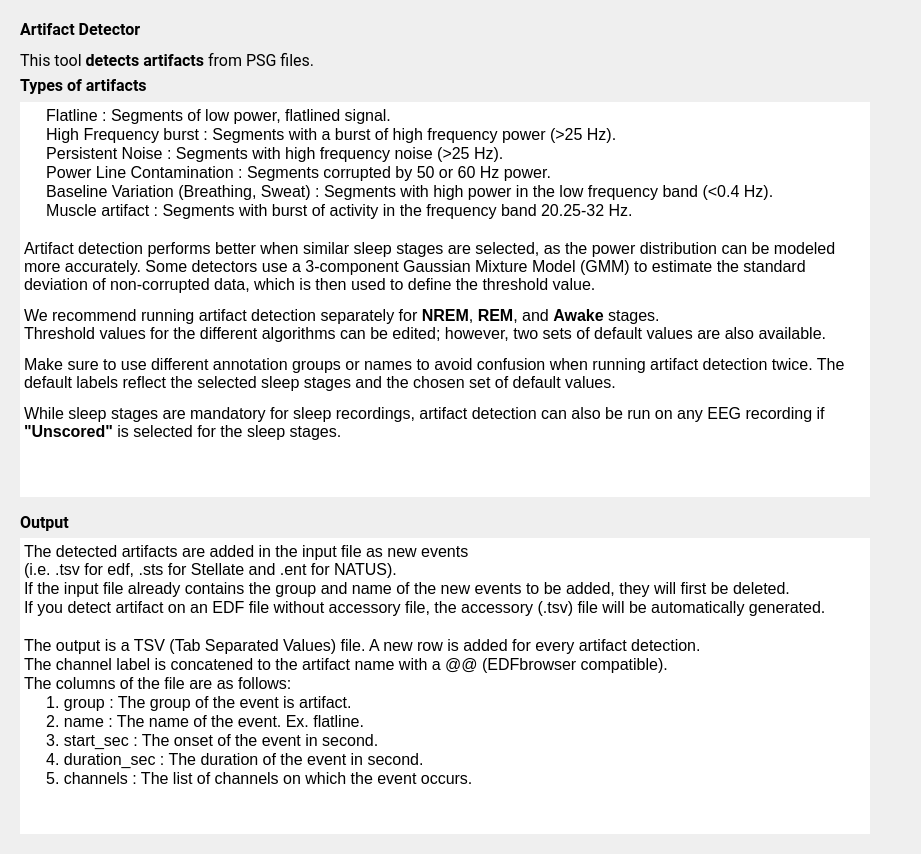
Old version of the form tools/CEAMSTools/DetectArtifacts/ArtIntroStepPL/Ui_ArtIntroStepPL.ui in the repository SnoozToolbox/snooz-package-ceams.
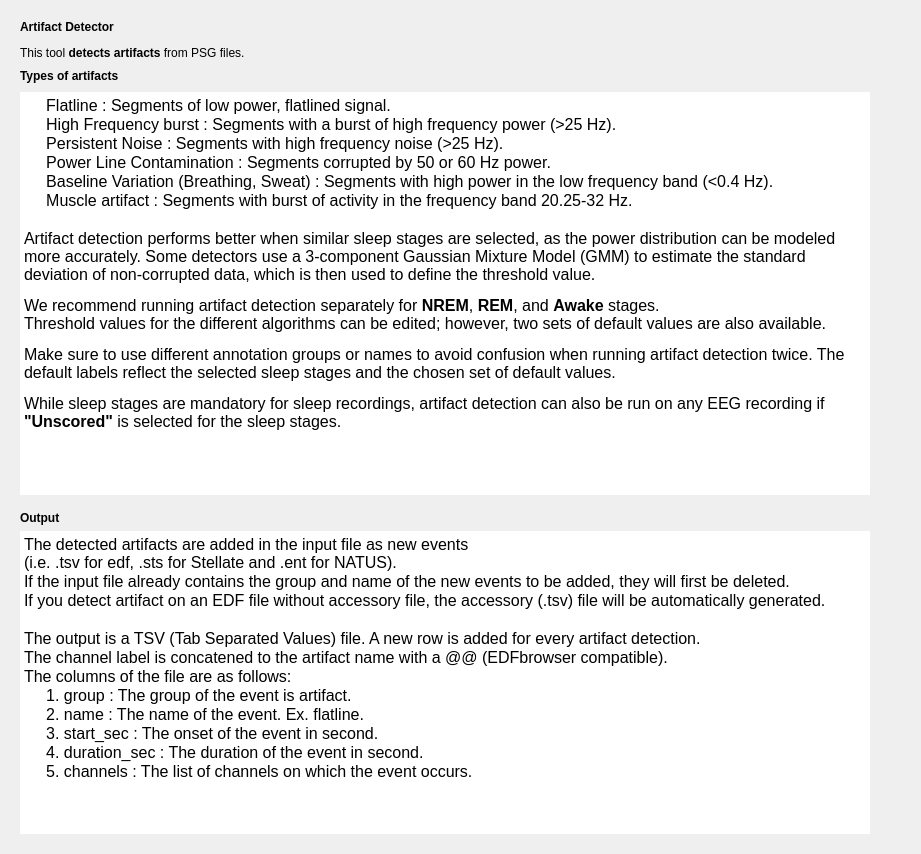
New version of the form.

Commit message: Font step 4: forms without fonts of their own, look kept

The edit to the form file:
```diff
--- a/tools/CEAMSTools/DetectArtifacts/ArtIntroStepPL/Ui_ArtIntroStepPL.ui
+++ b/tools/CEAMSTools/DetectArtifacts/ArtIntroStepPL/Ui_ArtIntroStepPL.ui
@@ -13,9 +13,6 @@
   <property name="windowTitle">
    <string>Form</string>
   </property>
-  <property name="styleSheet">
-   <string notr="true">font: 12pt &quot;Roboto&quot;;</string>
-  </property>
   <layout class="QHBoxLayout" name="horizontalLayout">
    <item>
     <widget class="QWidget" name="widget" native="true">
@@ -51,8 +48,6 @@
         </property>
         <property name="font">
          <font>
-          <family>Roboto</family>
-          <pointsize>12</pointsize>
           <italic>false</italic>
           <bold>false</bold>
          </font>
@@ -87,8 +82,6 @@
         </property>
         <property name="font">
          <font>
-          <family>Roboto</family>
-          <pointsize>12</pointsize>
           <italic>false</italic>
           <bold>false</bold>
          </font>
@@ -143,7 +136,7 @@
 hr { height: 1px; border-width: 0; }
 li.unchecked::marker { content: &quot;\2610&quot;; }
 li.checked::marker { content: &quot;\2612&quot;; }
-&lt;/style&gt;&lt;/head&gt;&lt;body style=&quot; font-family:'Roboto'; font-size:12pt; font-weight:400; font-style:normal;&quot;&gt;
+&lt;/style&gt;&lt;/head&gt;&lt;body style=&quot; font-size:12pt; font-weight:400; font-style:normal;&quot;&gt;
 &lt;p style=&quot; margin-top:0px; margin-bottom:0px; margin-left:0px; margin-right:0px; -qt-block-indent:0; text-indent:0px;&quot;&gt;     Flatline : Segments of low power, flatlined signal.&lt;/p&gt;
 &lt;p style=&quot; margin-top:0px; margin-bottom:0px; margin-left:0px; margin-right:0px; -qt-block-indent:0; text-indent:0px;&quot;&gt;     High Frequency burst : Segments with a burst of high frequency power (&amp;gt;25 Hz).&lt;/p&gt;
 &lt;p style=&quot; margin-top:0px; margin-bottom:0px; margin-left:0px; margin-right:0px; -qt-block-indent:0; text-indent:0px;&quot;&gt;     Persistent Noise : Segments with high frequency noise (&amp;gt;25 Hz).&lt;/p&gt;
@@ -190,8 +183,6 @@
         </property>
         <property name="font">
          <font>
-          <family>Roboto</family>
-          <pointsize>12</pointsize>
           <italic>false</italic>
           <bold>false</bold>
          </font>
@@ -234,7 +225,7 @@
 hr { height: 1px; border-width: 0; }
 li.unchecked::marker { content: &quot;\2610&quot;; }
 li.checked::marker { content: &quot;\2612&quot;; }
-&lt;/style&gt;&lt;/head&gt;&lt;body style=&quot; font-family:'Roboto'; font-size:12pt; font-weight:400; font-style:normal;&quot;&gt;
+&lt;/style&gt;&lt;/head&gt;&lt;body style=&quot; font-size:12pt; font-weight:400; font-style:normal;&quot;&gt;
 &lt;p style=&quot; margin-top:0px; margin-bottom:0px; margin-left:0px; margin-right:0px; -qt-block-indent:0; text-indent:0px;&quot;&gt;The detected artifacts are added in the input file as new events &lt;br /&gt;(i.e. .tsv for edf, .sts for Stellate and .ent for NATUS).&lt;/p&gt;
 &lt;p style=&quot; margin-top:0px; margin-bottom:0px; margin-left:0px; margin-right:0px; -qt-block-indent:0; text-indent:0px;&quot;&gt;If the input file already contains the group and name of the new events to be added, they will first be deleted. &lt;/p&gt;
 &lt;p style=&quot; margin-top:0px; margin-bottom:0px; margin-left:0px; margin-right:0px; -qt-block-indent:0; text-indent:0px;&quot;&gt;If you detect artifact on an EDF file without accessory file, the accessory (.tsv) file will be automatically generated.&lt;/p&gt;
```
The commit also changes 427 other files.
